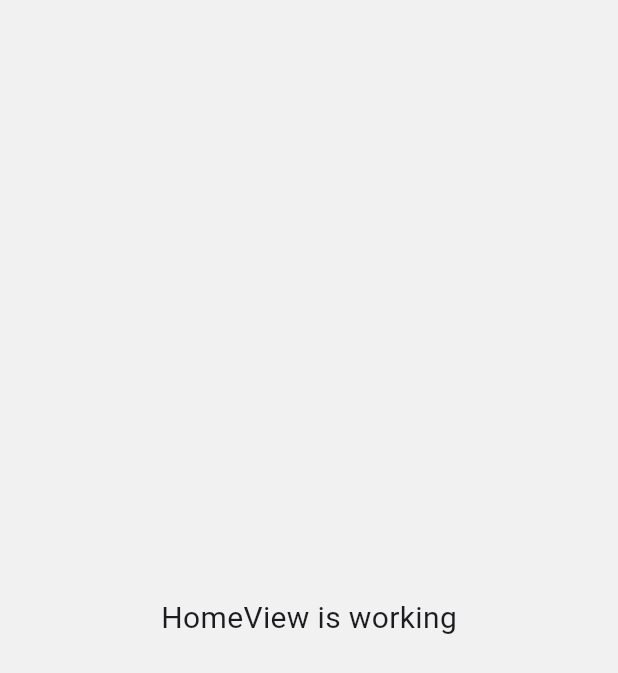
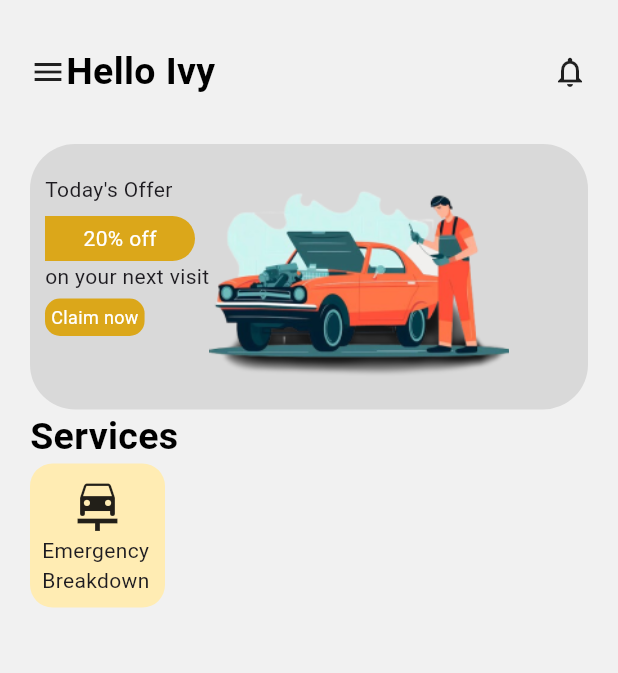
Before and after one commit to Ayiks/mobile_mech, a Flutter app: the HomeView screen opened by its route, on a phone screen of 412 x 824 dp. Shown: the top 673 px of the screen. Run offline on Flutter 3.47's test engine with Material 3 defaults, Android fonts, the phone set to English and light mode, and no system bars; our stand-ins replace get, introduction_screen.

Commit message:
added service tab

```diff
--- a/lib/app/modules/home/views/home_view.dart
+++ b/lib/app/modules/home/views/home_view.dart
@@ -1,6 +1,9 @@
 import 'package:flutter/material.dart';
+import 'package:flutter/widgets.dart';
 
 import 'package:get/get.dart';
+import 'package:mobile_mechanic/app/utils/colors.dart';
+import 'package:mobile_mechanic/app/utils/texts.dart';
 
 import '../controllers/home_controller.dart';
 
@@ -9,10 +12,102 @@ class HomeView extends GetView<HomeController> {
   @override
   Widget build(BuildContext context) {
     return Scaffold(
-      body: const Center(
-        child: Text(
-          'HomeView is working',
-          style: TextStyle(fontSize: 20),
+      body: SafeArea(
+        child: SingleChildScrollView(
+          padding: EdgeInsets.only(left: 20, top: 30, right: 20),
+          child: Column(
+            crossAxisAlignment: CrossAxisAlignment.start,
+            children: [
+              Row(
+                mainAxisAlignment: MainAxisAlignment.spaceBetween,
+                children: [
+                  Row(
+                    children: [
+                      const Icon(Icons.menu),
+                      HeadingText(text: "Hello Ivy"),
+                    ],
+                  ),
+                  const Icon(Icons.notifications_outlined)
+                ],
+              ),
+              const SizedBox(height: 30),
+              Container(
+                width: double.infinity,
+                height: 177,
+                decoration: BoxDecoration(
+                  borderRadius: BorderRadius.circular(30),
+                  color: const Color.fromRGBO(217, 217, 217, 5),
+                ),
+                child: Row(
+                  children: [
+                    Padding(
+                      padding: const EdgeInsets.only(top: 20, left: 10),
+                      child: Column(
+                        crossAxisAlignment: CrossAxisAlignment.start,
+                        children: [
+                          const Text("Today's Offer"),
+                          const SizedBox(
+                            height: 8,
+                          ),
+                          Container(
+                              width: 100,
+                              height: 30,
+                              decoration: const BoxDecoration(
+                                  color: AppColors.buttonColor,
+                                  borderRadius: BorderRadius.only(
+                                      topRight: Radius.circular(15),
+                                      bottomRight: Radius.circular(15))),
+                              child: const Center(
+                                  child: Text(
+                                '20% off',
+                                style: TextStyle(color: Colors.white),
+                              ))),
+                          Text(
+                            'on your next visit',
+                            softWrap: true,
+                          ),
+                          const SizedBox(height: 5),
+                          Container(
+                              padding: const EdgeInsets.all(4),
+                              decoration: BoxDecoration(
+                                  color: AppColors.buttonColor,
+                                  borderRadius: BorderRadius.circular(10)),
+                              child: const Text(
+                                'Claim now',
+                                style: TextStyle(
+                                    fontSize: 12, color: Colors.white),
+                              ))
+                        ],
+                      ),
+                    ),
+                    Image.asset(
+                      'assets/oferIcon.png',
+                      width: 200,
+                    )
+                  ],
+                ),
+              ),
+              HeadingText(text: "Services"),
+              Container(
+                  padding: EdgeInsets.all(8),
+                  decoration: BoxDecoration(
+                      borderRadius: BorderRadius.circular(15),
+                      color: Colors.amber.shade100),
+                  width: 90,
+                  child: const Column(
+                    children: [
+                      Icon(
+                        Icons.car_repair,
+                        size: 40,
+                      ),
+                      Text(
+                        'Emergency Breakdown',
+                        softWrap: true,
+                      )
+                    ],
+                  ))
+            ],
+          ),
         ),
       ),
     );
```
